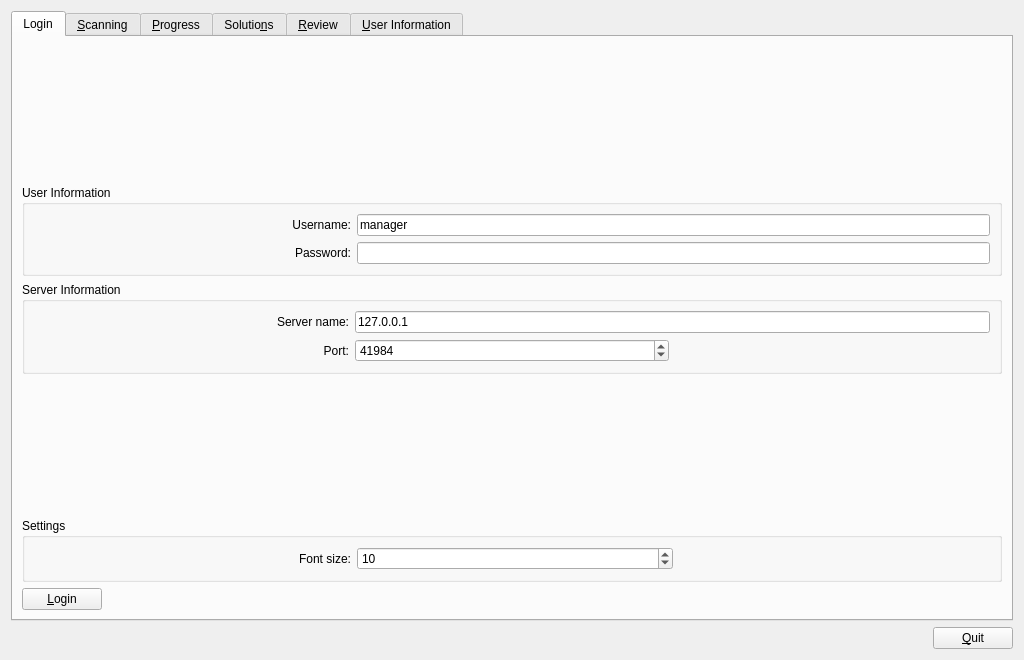
Above: qtCreatorFiles/ui_manager.ui from plomgrading/plom before the change. Below: the same form after it.
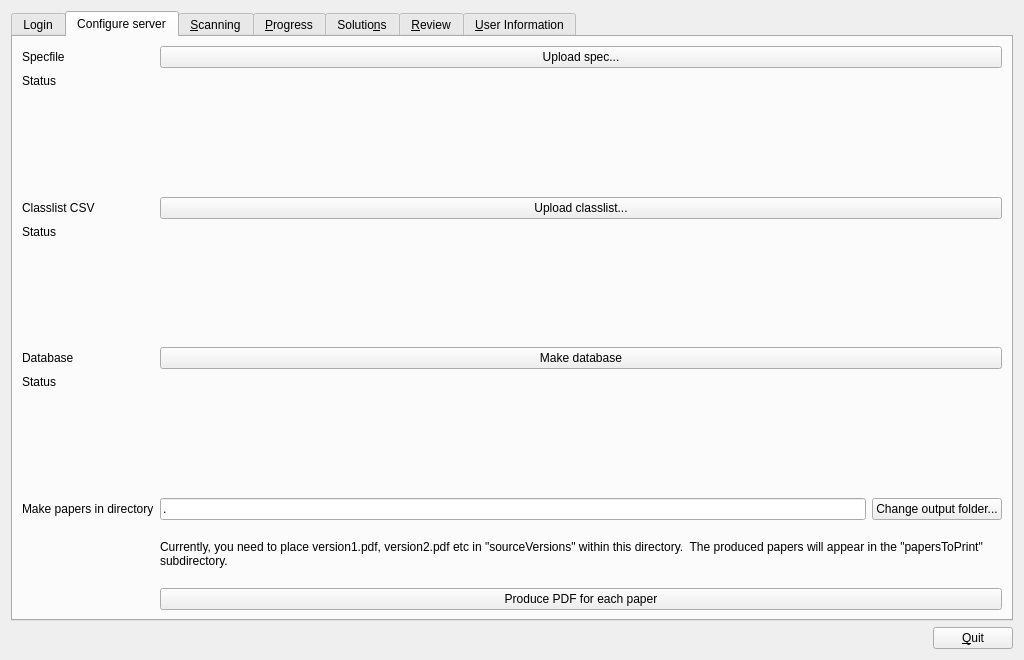
That is the form after the change. The open tabs and pages were chosen to show the change.

Commit message:
manager: add a server-config tab
Add new UI for uploading spec, classlist and building db/papers.

If we don't get a spec, then don't enable all the other tabs.

TODO: move the user tab earlier.

Patch:
```diff
--- a/qtCreatorFiles/ui_manager.ui
+++ b/qtCreatorFiles/ui_manager.ui
@@ -237,6 +237,198 @@
        </item>
       </layout>
      </widget>
+     <widget class="QWidget" name="configTab">
+      <attribute name="title">
+       <string>Configure server</string>
+      </attribute>
+      <layout class="QFormLayout" name="formLayout">
+       <item row="4" column="0">
+        <widget class="QLabel" name="label_13">
+         <property name="text">
+          <string>Specfile</string>
+         </property>
+        </widget>
+       </item>
+       <item row="4" column="1">
+        <widget class="QPushButton" name="uploadSpecButton">
+         <property name="text">
+          <string>Upload spec...</string>
+         </property>
+        </widget>
+       </item>
+       <item row="5" column="0">
+        <widget class="QLabel" name="label_19">
+         <property name="text">
+          <string>Status</string>
+         </property>
+        </widget>
+       </item>
+       <item row="5" column="1">
+        <widget class="QLabel" name="statusSpecLabel">
+         <property name="text">
+          <string/>
+         </property>
+        </widget>
+       </item>
+       <item row="7" column="1">
+        <spacer name="verticalSpacer_12">
+         <property name="orientation">
+          <enum>Qt::Vertical</enum>
+         </property>
+         <property name="sizeHint" stdset="0">
+          <size>
+           <width>20</width>
+           <height>40</height>
+          </size>
+         </property>
+        </spacer>
+       </item>
+       <item row="9" column="1">
+        <widget class="QPushButton" name="uploadClasslistButton">
+         <property name="text">
+          <string>Upload classlist...</string>
+         </property>
+        </widget>
+       </item>
+       <item row="11" column="1">
+        <spacer name="verticalSpacer_13">
+         <property name="orientation">
+          <enum>Qt::Vertical</enum>
+         </property>
+         <property name="sizeHint" stdset="0">
+          <size>
+           <width>20</width>
+           <height>40</height>
+          </size>
+         </property>
+        </spacer>
+       </item>
+       <item row="12" column="0">
+        <widget class="QLabel" name="label_15">
+         <property name="text">
+          <string>Database</string>
+         </property>
+        </widget>
+       </item>
+       <item row="12" column="1">
+        <widget class="QPushButton" name="makeDatabaseButton">
+         <property name="text">
+          <string>Make database</string>
+         </property>
+        </widget>
+       </item>
+       <item row="13" column="0">
+        <widget class="QLabel" name="label_18">
+         <property name="text">
+          <string>Status</string>
+         </property>
+        </widget>
+       </item>
+       <item row="13" column="1">
+        <widget class="QLabel" name="statusDatabaseLabel">
+         <property name="text">
+          <string/>
+         </property>
+        </widget>
+       </item>
+       <item row="14" column="1">
+        <spacer name="verticalSpacer_14">
+         <property name="orientation">
+          <enum>Qt::Vertical</enum>
+         </property>
+         <property name="sizeHint" stdset="0">
+          <size>
+           <width>20</width>
+           <height>40</height>
+          </size>
+         </property>
+        </spacer>
+       </item>
+       <item row="16" column="0">
+        <widget class="QLabel" name="label_16">
+         <property name="text">
+          <string>Make papers in directory</string>
+         </property>
+        </widget>
+       </item>
+       <item row="16" column="1">
+        <widget class="QFrame" name="frame_5">
+         <layout class="QHBoxLayout" name="horizontalLayout_10" stretch="1,0">
+          <property name="leftMargin">
+           <number>0</number>
+          </property>
+          <property name="topMargin">
+           <number>0</number>
+          </property>
+          <property name="rightMargin">
+           <number>0</number>
+          </property>
+          <property name="bottomMargin">
+           <number>0</number>
+          </property>
+          <item>
+           <widget class="QLineEdit" name="makePapersFolderLineEdit">
+            <property name="text">
+             <string>.</string>
+            </property>
+           </widget>
+          </item>
+          <item>
+           <widget class="QPushButton" name="makePapersFolderButton">
+            <property name="text">
+             <string>Change output folder...</string>
+            </property>
+           </widget>
+          </item>
+         </layout>
+        </widget>
+       </item>
+       <item row="17" column="1">
+        <widget class="QLabel" name="label_17">
+         <property name="sizePolicy">
+          <sizepolicy hsizetype="Preferred" vsizetype="Minimum">
+           <horstretch>0</horstretch>
+           <verstretch>0</verstretch>
+          </sizepolicy>
+         </property>
+         <property name="text">
+          <string>Currently, you need to place version1.pdf, version2.pdf etc in &quot;sourceVersions&quot; within this directory.  The produced papers will appear in the &quot;papersToPrint&quot; subdirectory.</string>
+         </property>
+         <property name="wordWrap">
+          <bool>true</bool>
+         </property>
+        </widget>
+       </item>
+       <item row="18" column="1">
+        <widget class="QPushButton" name="makePapersButton">
+         <property name="text">
+          <string>Produce PDF for each paper</string>
+         </property>
+        </widget>
+       </item>
+       <item row="9" column="0">
+        <widget class="QLabel" name="label_14">
+         <property name="text">
+          <string>Classlist CSV</string>
+         </property>
+        </widget>
+       </item>
+       <item row="10" column="1">
+        <widget class="QLabel" name="statusClasslistLabel">
+         <property name="text">
+          <string/>
+         </property>
+        </widget>
+       </item>
+       <item row="10" column="0">
+        <widget class="QLabel" name="label_21">
+         <property name="text">
+          <string>Status</string>
+         </property>
+        </widget>
+       </item>
+      </layout>
+     </widget>
      <widget class="QWidget" name="scanningAllTab">
       <property name="enabled">
        <bool>true</bool>
```
The commit also changes 2 other files.
